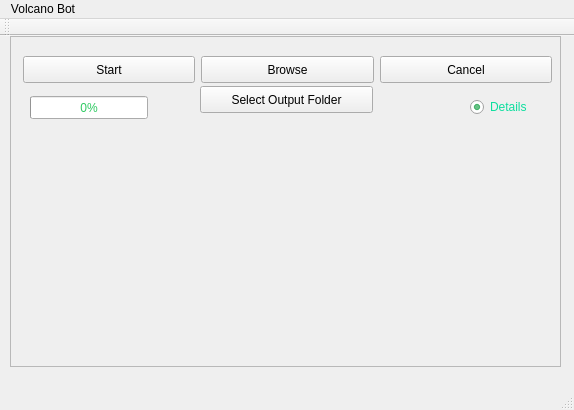
UCD-SeniorDesign-VolcanobotTeam2015/volcanobot, file src/mainwindow.ui: the form before one commit.
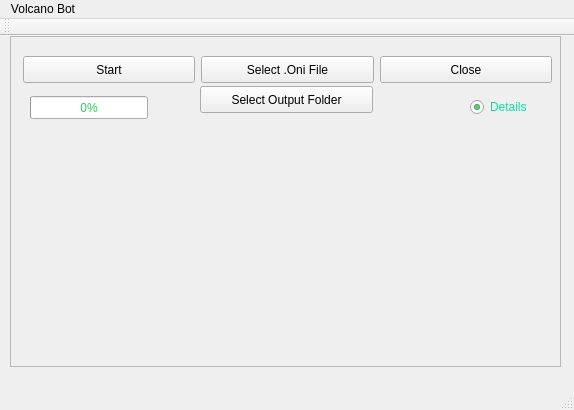
The form after the commit.

Commit message:
button label change; more error checking
changed naming of buttons; added gaurds for when no .oni is selected when clicking start;
# Please enter the commit message for your changes. Lines starting
# with '#' will be ignored, and an empty message aborts the commit.
# On branch feature/mac_development
# Changes to be committed:
#	modified:   include/mainwindow.h
#	modified:   src/mainwindow.cpp
#	modified:   src/mainwindow.ui
#	modified:   src/oni-to-pcd.cpp
#
# Untracked files:
#	build/
#	qBuild/
#

The edit to the form file:
```diff
--- a/src/mainwindow.ui
+++ b/src/mainwindow.ui
@@ -151,7 +151,7 @@
       </rect>
      </property>
      <property name="text">
-      <string>Cancel</string>
+      <string>Close</string>
      </property>
     </widget>
     <widget class="QPushButton" name="Start">
@@ -177,7 +177,7 @@
       </rect>
      </property>
      <property name="text">
-      <string>Browse</string>
+      <string>Select .Oni File</string>
      </property>
     </widget>
     <widget class="QPushButton" name="Browse_output">
```
Left out of the diff: 14 changed lines with no effect on the pictures. The commit also changes 3 other files.
